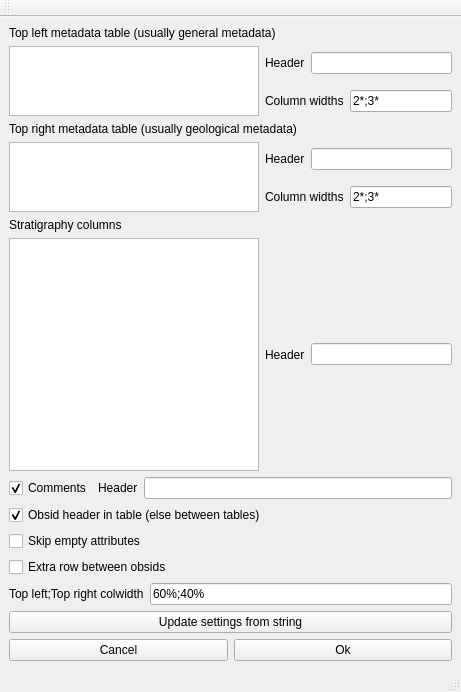
This is ui/custom_drillreport.ui in jkall/qgis-midvatten-plugin as Qt 5 draws it before an edit. The edited form follows.
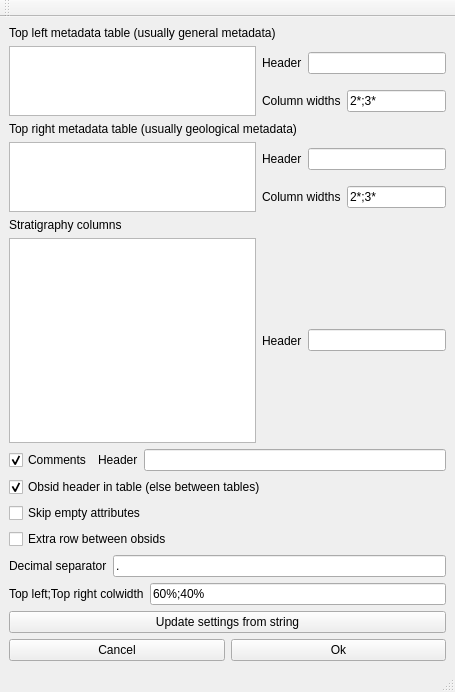
This is the edited form.

Commit message: Custom general report: User defined decimal separator. Upper left table colspan 2 if upper right table is not existing.

```diff
--- a/ui/custom_drillreport.ui
+++ b/ui/custom_drillreport.ui
@@ -6,7 +6,7 @@
    <rect>
     <x>0</x>
     <y>0</y>
-    <width>461</width>
+    <width>455</width>
     <height>692</height>
    </rect>
   </property>
@@ -217,6 +217,27 @@
       </property>
      </widget>
     </item>
+    <item>
+     <layout class="QHBoxLayout" name="horizontalLayout_4">
+      <item>
+       <widget class="QLabel" name="label_12">
+        <property name="text">
+         <string>Decimal separator</string>
+        </property>
+       </widget>
+      </item>
+      <item>
+       <widget class="QLineEdit" name="decimal_separator">
+        <property name="toolTip">
+         <string>&lt;html&gt;&lt;head/&gt;&lt;body&gt;&lt;p&gt;* The width of the columns can be adjusted by writing &amp;lt;top left table width&amp;gt;;&amp;lt;top right table width&amp;gt; where width is representing the html-width tag:&lt;/p&gt;&lt;p&gt;* if width is an integer, it's treated as a pixel value.&lt;/p&gt;&lt;p&gt;* if width is followed by %-sign, it's treated as percentage of the total width.&lt;/p&gt;&lt;p&gt;* if width is followed by *-sign, it's treated as relative width. (ex, given col1;1* and col2;2*, col2 will have twice the width of col1.&lt;/p&gt;&lt;/body&gt;&lt;/html&gt;</string>
+        </property>
+        <property name="text">
+         <string>.</string>
+        </property>
+       </widget>
+      </item>
+     </layout>
+    </item>
     <item>
      <layout class="QHBoxLayout" name="horizontalLayout_2">
       <item>
```
Left out of the diff: 120 changed lines with no effect on the pictures. The commit also changes 6 other files.
